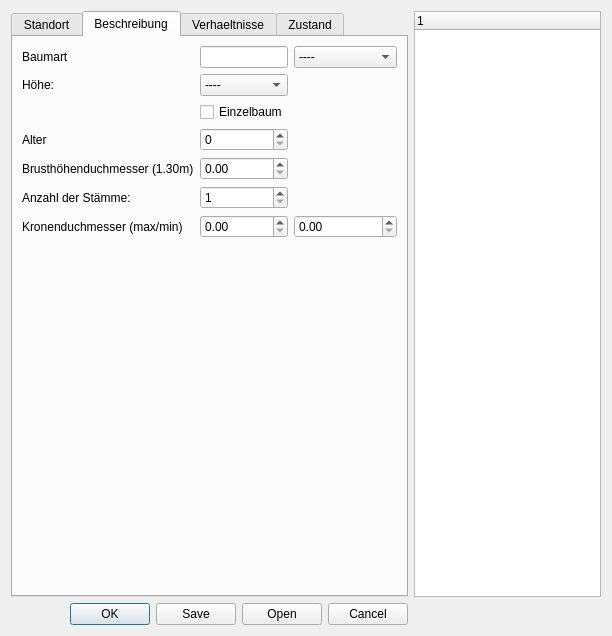
Above: UI/treedialog.ui from hubertqtraf/QtOSMTraffic before the change. Below: the same form after it.
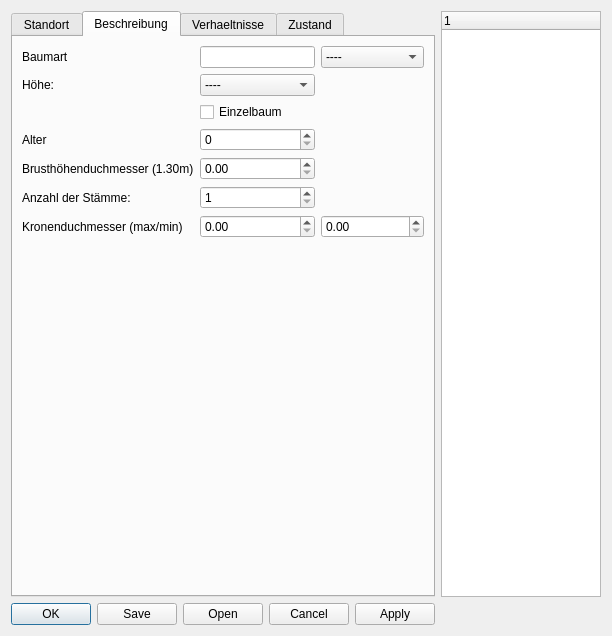
That is the form after the change.

Commit message: add apply button on update the tree dialog

```diff
--- a/UI/treedialog.ui
+++ b/UI/treedialog.ui
@@ -731,7 +731,7 @@
       <enum>Qt::Orientation::Horizontal</enum>
      </property>
      <property name="standardButtons">
-      <set>QDialogButtonBox::StandardButton::Cancel|QDialogButtonBox::StandardButton::Ok|QDialogButtonBox::StandardButton::Open|QDialogButtonBox::StandardButton::Save</set>
+      <set>QDialogButtonBox::StandardButton::Apply|QDialogButtonBox::StandardButton::Cancel|QDialogButtonBox::StandardButton::Ok|QDialogButtonBox::StandardButton::Open|QDialogButtonBox::StandardButton::Save</set>
      </property>
     </widget>
    </item>
```
The commit also changes 1 other file.
